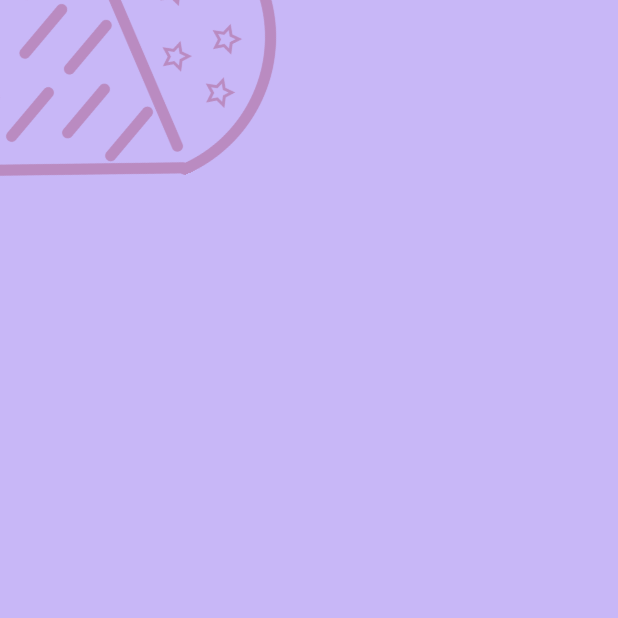
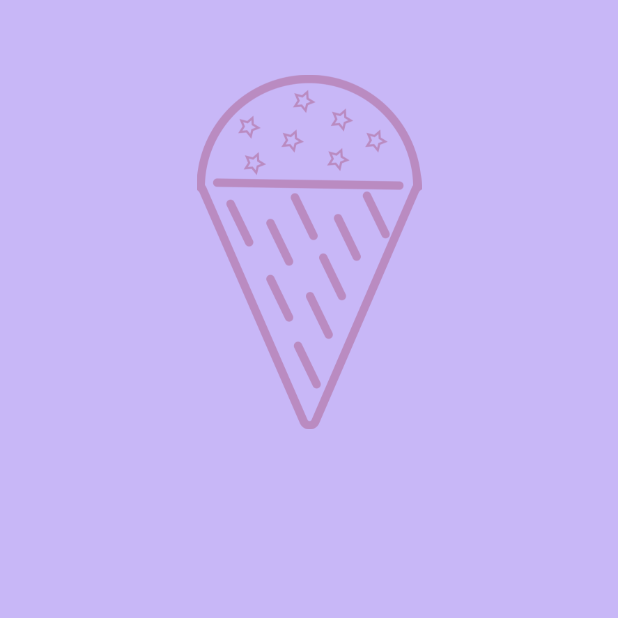
Before and after one commit to RomainDoyen/ice_creams, a Flutter app: the screen it shows after launch, on a phone screen of 412 x 824 dp, the top half of it. Run offline on Flutter 3.47's test engine with Material 3 defaults, Android fonts, the phone set to English and light mode, and no system bars.

Commit message:
refactor(home.dart): Add a centered image to the header

```diff
--- a/lib/pages/home/home.dart
+++ b/lib/pages/home/home.dart
@@ -10,13 +10,15 @@ class HomePage extends StatelessWidget {
       body: SingleChildScrollView(
         child: Stack(
           children: [
-            Transform(
-              transform: Matrix4.identity()..rotateZ(20),
-              origin: const Offset(150, 50),
-              child: Image.asset(
-                'assets/images/ice_cream.png',
-                width: 200
-              )
+            Align(
+              alignment: Alignment.topCenter,
+              child: Padding(
+                padding: const EdgeInsets.only(top: 50),
+                child: Image.asset(
+                  'assets/images/ice_cream.png',
+                  width: 150,
+                ),
+              ),
             ),
           ],
         ),
```
